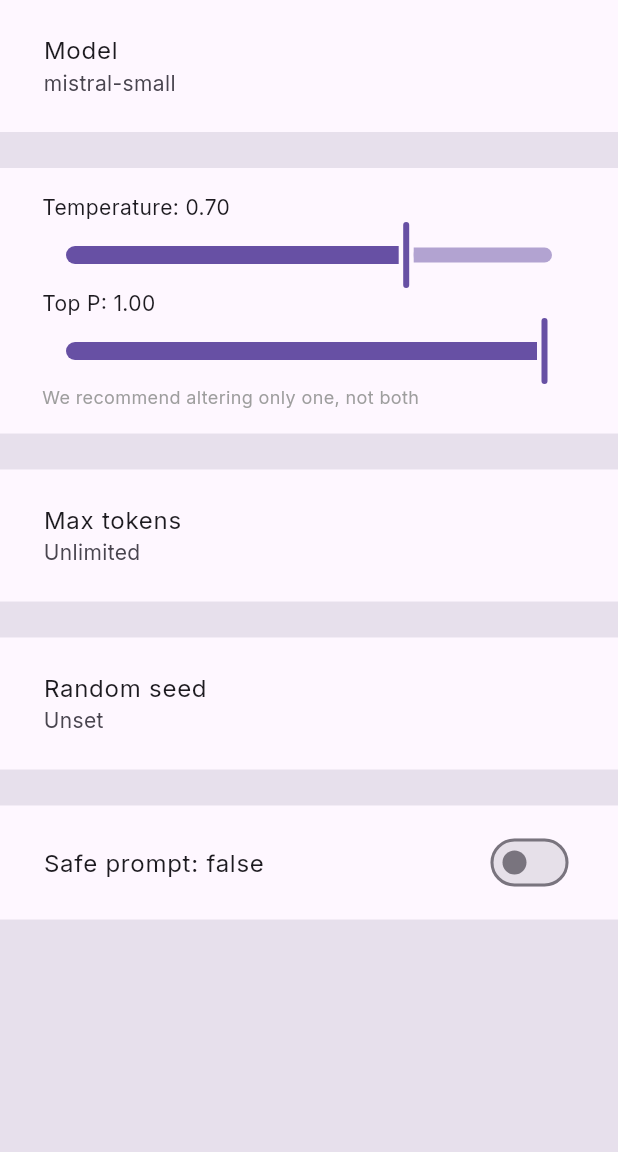
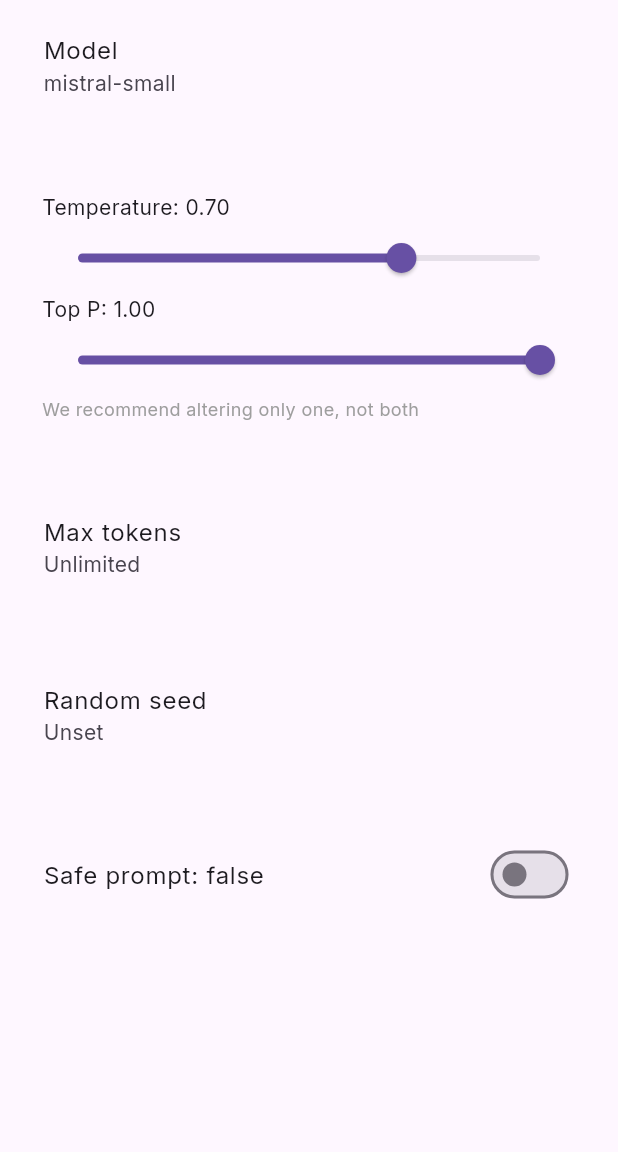
Before and after one commit to nomtek/flutter_ai_examples, a Flutter app: the SettingsWidget screen opened directly, on a phone screen of 412 x 824 dp, the part 84-1236 px from its top. Run offline on Flutter 3.47's test engine with Material 3 defaults, Android fonts, the phone set to English and light mode, and no system bars; our stand-ins replace go_router, google_fonts, material_symbols_icons, shared_preferences; missing offline and left inert: langchain, mistralai_client_dart; accounts and stored records are empty; key blocks and very long unbroken strings in the code were emptied for the run.

Commit message:
Use dark background theme on summarysettings page

```diff
--- a/lib/mistral_ai_summary_example/summary_settings_page.dart
+++ b/lib/mistral_ai_summary_example/summary_settings_page.dart
@@ -1,4 +1,5 @@
 import 'package:flutter/material.dart';
+import 'package:mistral_ai_chat_example_app/app/theme.dart';
 
 import 'package:mistral_ai_chat_example_app/mistral_ai_summary_example/settings_dialogs.dart';
 import 'package:mistral_ai_chat_example_app/mistral_ai_summary_example/settings_model.dart';
@@ -11,8 +12,8 @@ class SettingsWidget extends StatelessWidget {
 
   @override
   Widget build(BuildContext context) {
-    return Scaffold(
-      backgroundColor: Theme.of(context).colorScheme.surfaceVariant,
+    return DarkerBackgroundTheme(
+      child: Scaffold(
         appBar: AppBar(
           title: const Text('Settings'),
           backgroundColor: Theme.of(context).colorScheme.surfaceVariant,
@@ -35,6 +36,7 @@ class SettingsWidget extends StatelessWidget {
               ),
             ),
           ],
+        ),
       ),
     );
   }
```
Lines whose indentation alone changed are shown as unchanged.
